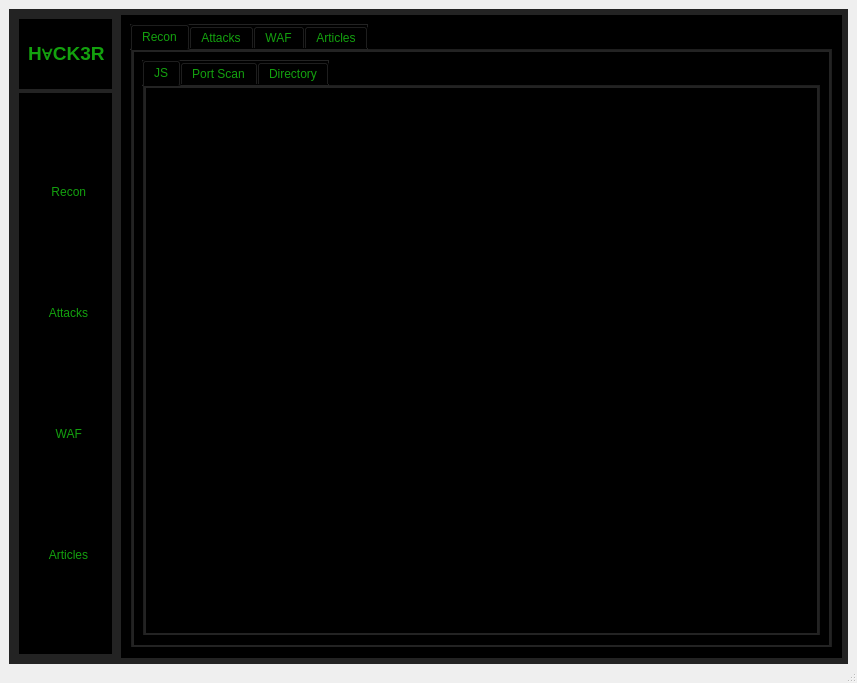
Above: GUI/app.ui from Graduti0n-Pr0ject/pen-testing-Program before the change. Below: the same form after it.
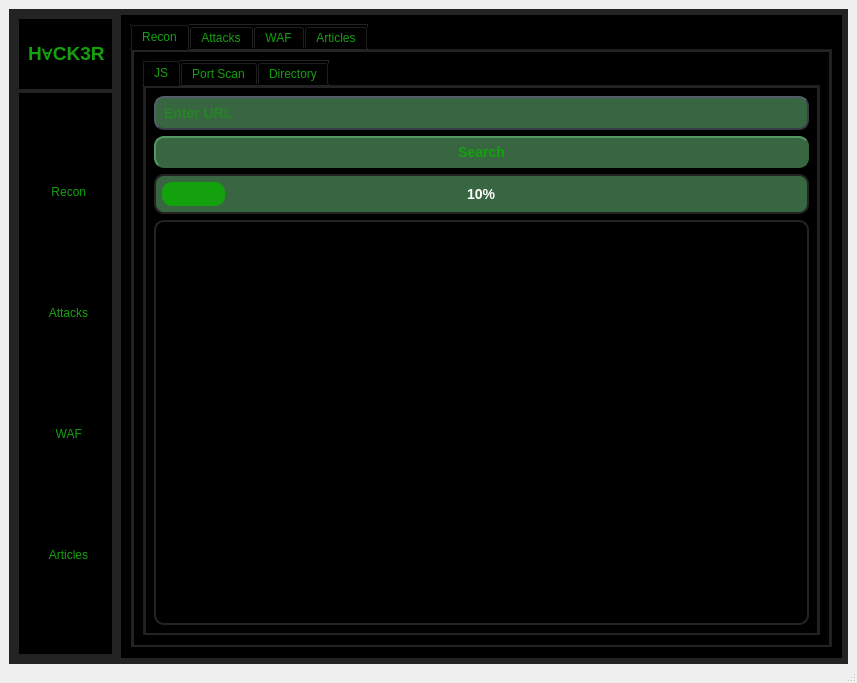
That is the form after the change. The open tabs and pages were chosen to show the change. Icons and pictures are not drawn.

Commit message: first tool design

Patch:
```diff
--- a/GUI/app.ui
+++ b/GUI/app.ui
@@ -25,10 +25,16 @@
 font: 700 14pt &quot;Cantarell&quot;;
 }
 
-QPushButton::hover{
-	border: 2px solid rgb(19, 161, 14);
+#progressBar1{
+    text-align:center;
+}
+#progressBar1::chunk {
+    background-color: rgb(19, 161, 14);
+	border-radius:10px;
+}
 
-}</string>
+
+</string>
   </property>
   <property name="tabShape">
    <enum>QTabWidget::Triangular</enum>
@@ -37,8 +43,8 @@
    <property name="styleSheet">
     <string notr="true"/>
    </property>
-   <layout class="QVBoxLayout" name="verticalLayout">
-    <item>
+   <layout class="QGridLayout" name="gridLayout_3">
+    <item row="0" column="0">
      <widget class="QFrame" name="Container">
       <property name="styleSheet">
        <string notr="true">background-color: rgb(35, 35, 35);
@@ -363,6 +369,102 @@
                  <attribute name="title">
                   <string>JS</string>
                  </attribute>
+                 <layout class="QGridLayout" name="gridLayout_4">
+                  <item row="0" column="0">
+                   <widget class="QLineEdit" name="lineEdit">
+                    <property name="styleSheet">
+                     <string notr="true">background-color: rgb(56, 102, 65);
+border-style: outset;
+border-width: 2px;
+border-radius: 10px;
+border-color:rgb(57, 62, 70) ;
+font: bold 14px;
+min-width: 10em;
+padding: 6px;</string>
+                    </property>
+                    <property name="inputMask">
+                     <string/>
+                    </property>
+                    <property name="text">
+                     <string/>
+                    </property>
+                    <property name="maxLength">
+                     <number>32767</number>
+                    </property>
+                    <property name="placeholderText">
+                     <string>Enter URL</string>
+                    </property>
+                   </widget>
+                  </item>
+                  <item row="1" column="0">
+                   <widget class="QPushButton" name="Searchbtn">
+                    <property name="cursor">
+                     <cursorShape>PointingHandCursor</cursorShape>
+                    </property>
+                    <property name="toolTip">
+                     <string/>
+                    </property>
+                    <property name="styleSheet">
+                     <string notr="true">background-color: rgb(56, 102, 65);
+border-style: outset;
+border-width: 2px;
+border-radius: 10px;
+border-color: rgb(56, 102, 65);
+font: bold 14px;
+min-width: 10em;
+padding: 6px;</string>
+                    </property>
+                    <property name="text">
+                     <string>Search</string>
+                    </property>
+                    <property name="autoDefault">
+                     <bool>false</bool>
+                    </property>
+                    <property name="default">
+                     <bool>false</bool>
+                    </property>
+                    <property name="flat">
+                     <bool>false</bool>
+                    </property>
+                   </widget>
+                  </item>
+                  <item row="2" column="0">
+                   <widget class="QProgressBar" name="progressBar1">
+                    <property name="cursor">
+                     <cursorShape>WaitCursor</cursorShape>
+                    </property>
+                    <property name="styleSheet">
+                     <string notr="true">background-color: rgb(56, 102, 65);
+color: white;
+border-width: 2px;
+border-radius: 10px;
+font: bold 14px;
+min-width: 10em;
+padding: 6px;</string>
+                    </property>
+                    <property name="value">
+                     <number>10</number>
+                    </property>
+                    <property name="textDirection">
+                     <enum>QProgressBar::TopToBottom</enum>
+                    </property>
+                   </widget>
+                  </item>
+                  <item row="3" column="0">
+                   <widget class="QListView" name="listView">
+                    <property name="styleSheet">
+                     <string notr="true">background-color: black;
+color:rgb(19, 161, 14);
+background-attachment: scroll;
+border-width: 2px;
+border-radius: 10px;
+font: bold 14px;
+min-width: 10em;
+padding: 6px;</string>
+                    </property>
+                   </widget>
+                  </item>
+                 </layout>
                 </widget>
                 <widget class="QWidget" name="Portscantab">
                  <attribute name="icon">
```
Left out of the diff: 11 changed lines with no effect on the pictures. The commit also changes 1 other file.
